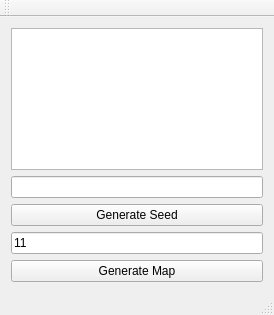
This is mainwindow.ui in Jesus05/MapAlgoritm as Qt 5 draws it before an edit. The edited form follows.
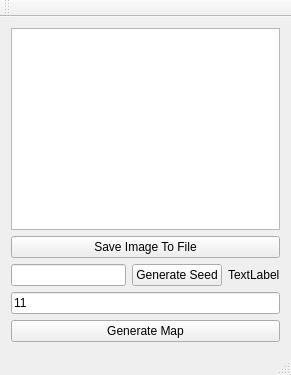
This is the edited form.

Commit message: Добавил кнопку сохранения картинки. Добавил функции выбора типа комнаты (работают пока хреного) Добавил немного профилирования.

Diff of the .ui file:
```diff
--- a/mainwindow.ui
+++ b/mainwindow.ui
@@ -6,8 +6,8 @@
    <rect>
     <x>0</x>
     <y>0</y>
-    <width>274</width>
-    <height>315</height>
+    <width>291</width>
+    <height>375</height>
    </rect>
   </property>
   <property name="sizePolicy">
@@ -25,6 +25,15 @@
      <widget class="QGraphicsView" name="graphicsView"/>
     </item>
     <item>
+     <widget class="QPushButton" name="pushButton_3">
+      <property name="text">
+       <string>Save Image To File</string>
+      </property>
+     </widget>
+    </item>
+    <item>
+     <layout class="QHBoxLayout" name="horizontalLayout">
+      <item>
      <widget class="QLineEdit" name="leSeed">
       <property name="inputMethodHints">
        <set>Qt::ImhDigitsOnly</set>
@@ -39,6 +48,15 @@
      </widget>
     </item>
     <item>
+       <widget class="QLabel" name="lLastSeed">
+        <property name="text">
+         <string>TextLabel</string>
+        </property>
+       </widget>
+      </item>
+     </layout>
+    </item>
+    <item>
      <widget class="QLineEdit" name="leCount">
       <property name="inputMethodHints">
        <set>Qt::ImhDigitsOnly</set>
```
Left out of the diff: 2 changed lines with no effect on the pictures. Lines whose indentation alone changed are shown as unchanged. The commit also changes 4 other files.
